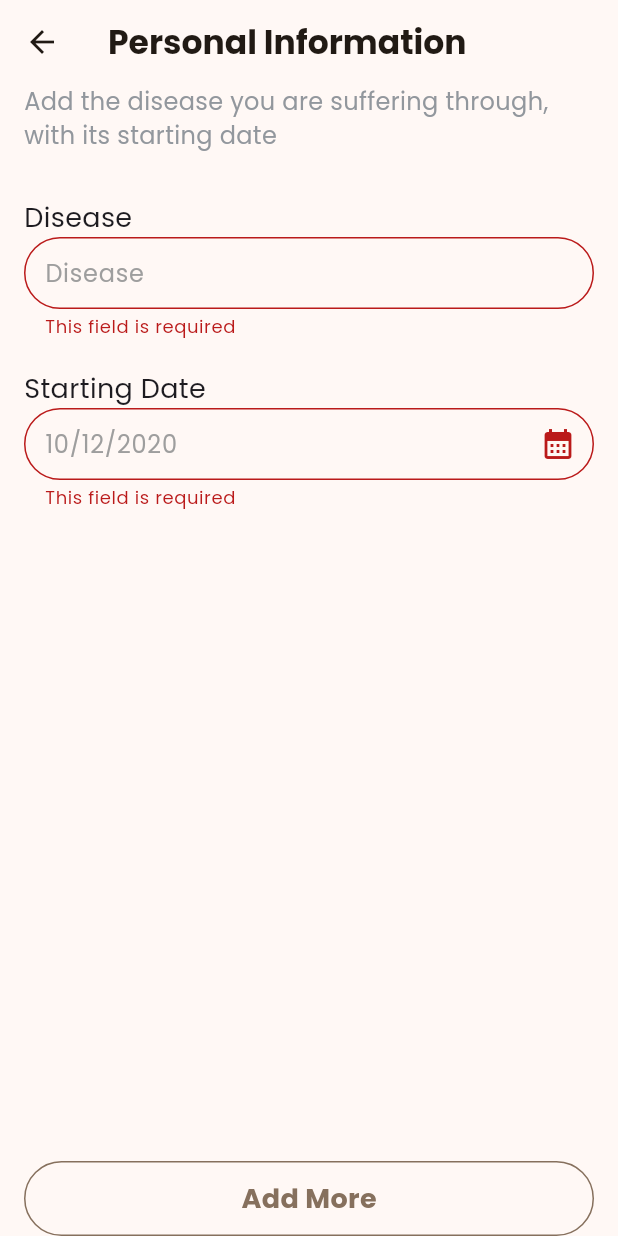
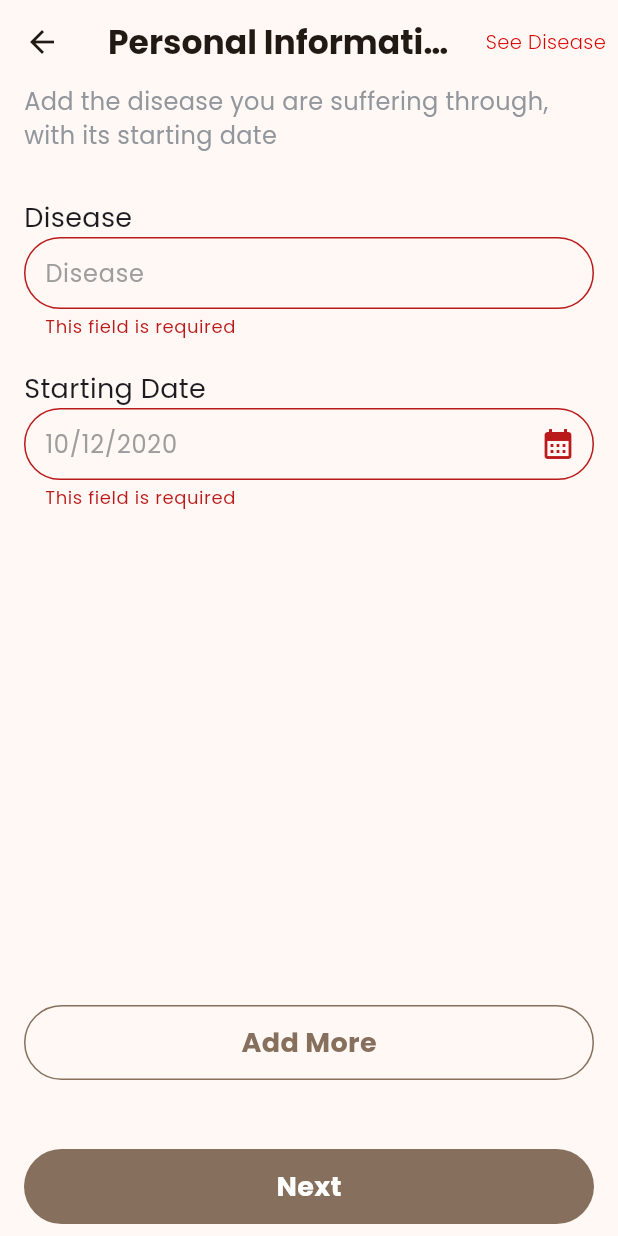
Before and after one commit to waqas8raza/mekaaz, a Flutter app: the AddDiseaseTwoView screen opened by its route, after a tap on "Add More", on a phone screen of 412 x 824 dp. Run offline on Flutter 3.47's test engine with Material 3 defaults, Android fonts, the phone set to English and light mode, and no system bars; our stand-ins replace dio, easy_date_timeline, flutter_otp_text_field, flutter_riverpod, form_field_validator, google_fonts and 3 more; accounts and stored records are empty; generated files the repository leaves out were written again.

Commit message:
Add more disease fixed

```diff
--- a/lib/app_router/app_router.dart
+++ b/lib/app_router/app_router.dart
@@ -14,12 +14,11 @@ import 'package:mekaaz/view/profile_completion_view/invitation_sent_view.dart';
 import 'package:mekaaz/view/profile_type/profile_type_view.dart';
 import 'package:mekaaz/view/profile_view/account_view.dart';
 import 'package:mekaaz/view/profile_view/terms_and_condition_view.dart';
-
-import '../view/BottomNavBar/bottom_nav_bar.dart';
+import 'package:mekaaz/view/splash_screen_one.dart';
 
 import '../view/appointments_view/appointment_done.dart';
-
 import '../view/appointments_view/appointments_view.dart';
+import '../view/bottom_nav_bar/bottom_nav_bar.dart';
 import '../view/medicine_screens.dart/medicine_detail_view.dart';
 import '../view/profile_completion_view/add_disease.view.dart';
 import '../view/profile_view/user_profile_view.dart';
@@ -30,9 +29,10 @@ import '../view/subscription_view/verification_done.dart';
 
 class AppRouter {
   static Map<String, WidgetBuilder> routes = {
-    '/': (context) => const BottomNavBar(),
+    '/': (context) => const SplashScreenOne(),
     '/onboardingScreen': (context) => const OnboardingScreen(),
     '/splashTwoScreen': (context) => const SplashTwoScreen(),
+    '/bottomNavBar': (context) => const BottomNavBar(),
     '/contactScreen': (context) => ContactScreen(),
     '/verificationCodeScreen': (context) => VerificationCodeScreen(),
     '/emailScreenOne': (context) => EmailScreenOne(),
@@ -53,12 +53,15 @@ class AppRouter {
     '/bottomNavBar': (context) => const BottomNavBar(),
     '/userProfileView': (context) => const UserProfileView(),
     '/accountView': (context) => AccountView(),
+    // ignore: equal_keys_in_map
+    '/notificationView': (context) => const NotificationView(),
     '/subscriptionView': (context) => const SubscriptionView(),
     '/cardDetailView': (context) => const CardDetailView(),
     '/cardDetailSecondView': (context) => CardDetailSecondView(),
     '/verificationDone': (context) => const VerificationDone(),
     '/termsAndConditionView': (context) => const TermsAndConditionView(),
-    '/MedicineDetailsScreen': (context) => MedicineDetailsScreen(),
+    '/medicineDetailsScreen': (context) => MedicineDetailsScreen(),
+    '/addedDiseaseView': (context) => const AddedDiseaseView(),
     '/AppointmentView': (context) => const AppointmentView(),
   };
 
--- a/lib/view/profile_completion_view/add_disease_two.dart
+++ b/lib/view/profile_completion_view/add_disease_two.dart
@@ -10,26 +10,44 @@ import 'package:mekaaz/widgets/round_button.dart';
 import '../../app_router/app_router.dart';
 import '../../widgets/custom_textfield.dart';
 
+// Provider to store the list of diseases
+final diseaseListProvider =
+    StateProvider<List<Map<String, String>>>((ref) => []);
+
 final selectedGenderProvider = StateProvider<String>((ref) => '');
 
 class AddDiseaseTwoView extends ConsumerStatefulWidget {
   const AddDiseaseTwoView({super.key});
 
   @override
-  _AddDiseaseViewState createState() => _AddDiseaseViewState();
+  _AddDiseaseTwoViewState createState() => _AddDiseaseTwoViewState();
 }
 
-class _AddDiseaseViewState extends ConsumerState<AddDiseaseTwoView> {
+class _AddDiseaseTwoViewState extends ConsumerState<AddDiseaseTwoView> {
   final diseaseController = TextEditingController();
-  final dateController = TextEditingController();
   final dobController = TextEditingController();
 
   final formKey = GlobalKey<FormState>();
+
+  void _addDisease() {
+    if (formKey.currentState!.validate()) {
+      final disease = {
+        'disease': diseaseController.text,
+        'date': dobController.text,
+      };
+
+      ref.read(diseaseListProvider.notifier).state = [
+        ...ref.read(diseaseListProvider),
+        disease
+      ];
+
+      diseaseController.clear();
+      dobController.clear();
+    }
+  }
+
   @override
   Widget build(BuildContext context) {
-    final selectedGender =
-        ref.watch(selectedGenderProvider); // Watch the selected gender
-
     return Scaffold(
       appBar: AppBar(
         title: CustomText(
@@ -37,6 +55,19 @@ class _AddDiseaseViewState extends ConsumerState<AddDiseaseTwoView> {
           fontSize: 22,
           fontWeight: FontWeight.w700,
         ),
+        actions: [
+          IconButton(
+            icon: CustomText(
+              text: 'See Disease',
+              fontSize: 13,
+              color: AppColors.redColor,
+              fontWeight: FontWeight.w300,
+            ),
+            onPressed: () {
+              AppRouter.navigateTo(context, '/addedDiseaseView');
+            },
+          ),
+        ],
       ),
       body: Padding(
         padding: const EdgeInsets.symmetric(horizontal: 16),
@@ -57,7 +88,7 @@ class _AddDiseaseViewState extends ConsumerState<AddDiseaseTwoView> {
                 fontSize: 18,
               ),
               CustomTextField(
-                hintText: 'Disease ',
+                hintText: 'Disease',
                 controller: diseaseController,
                 validator:
                     RequiredValidator(errorText: 'This field is required'),
@@ -94,12 +125,20 @@ class _AddDiseaseViewState extends ConsumerState<AddDiseaseTwoView> {
                 containerColor: Colors.transparent,
                 borderColor: AppColors.primaryColor,
                 titleColor: AppColors.primaryColor,
+                onPressed: _addDisease,
+                title: 'Add More',
+              ),
+              const SizedBox(height: 30),
+              RoundButton(
+                containerColor: AppColors.primaryColor,
+                titleColor: Colors.white,
                 onPressed: () {
-                    if (formKey.currentState!.validate()) {
+                  if (ref.read(diseaseListProvider).isNotEmpty) {
                     AppRouter.navigateTo(context, '/addCaretakerView');
                   }
                 },
-                  title: 'Add More')
+                title: 'Next',
+              ),
             ],
           ),
         ),
@@ -107,3 +146,37 @@ class _AddDiseaseViewState extends ConsumerState<AddDiseaseTwoView> {
     );
   }
 }
+
+//
+
+class AddedDiseaseView extends ConsumerWidget {
+  const AddedDiseaseView({super.key});
+
+  @override
+  Widget build(BuildContext context, WidgetRef ref) {
+    final diseases = ref.watch(diseaseListProvider);
+
+    return Scaffold(
+      appBar: AppBar(
+        title: const Text('Added Diseases'),
+      ),
+      body: Padding(
+        padding: const EdgeInsets.all(16.0),
+        child: diseases.isEmpty
+            ? const Center(
+                child: Text('No diseases added'),
+              )
+            : ListView.builder(
+                itemCount: diseases.length,
+                itemBuilder: (context, index) {
+                  final disease = diseases[index];
+                  return ListTile(
+                    title: Text(disease['disease'] ?? ''),
+                    subtitle: Text('Date: ${disease['date']}'),
+                  );
+                },
+              ),
+      ),
+    );
+  }
+}
--- a/lib/widgets/round_button.dart
+++ b/lib/widgets/round_button.dart
@@ -21,6 +21,8 @@ class RoundButton extends StatelessWidget {
   Widget build(BuildContext context) {
     return InkWell(
       onTap: onPressed,
+      child: Padding(
+        padding: const EdgeInsets.symmetric(vertical: 8),
         child: Container(
           height: 50,
           decoration: BoxDecoration(
@@ -37,6 +39,7 @@ class RoundButton extends StatelessWidget {
             ),
           ),
         ),
+      ),
     );
   }
 }
```
Also changed, not shown: lib/view/appointments_view/appointments_view.dart (+6 -4 lines), lib/view/medicine_screens.dart/main_medicine_screen.dart (+15 -24 lines), lib/widgets/tabs_medicine.dart/medicine_card.dart (+6 -5 lines), lib/view/bottom_app_bar/bottom_nav_bar.dart (renamed from lib/view/BottomAppBar/bottom_nav_bar.dart), lib/view/bottom_nav_bar/bottom_nav_bar.dart (renamed from lib/view/BottomNavBar/bottom_nav_bar.dart). Lines whose indentation alone changed are shown as unchanged.
